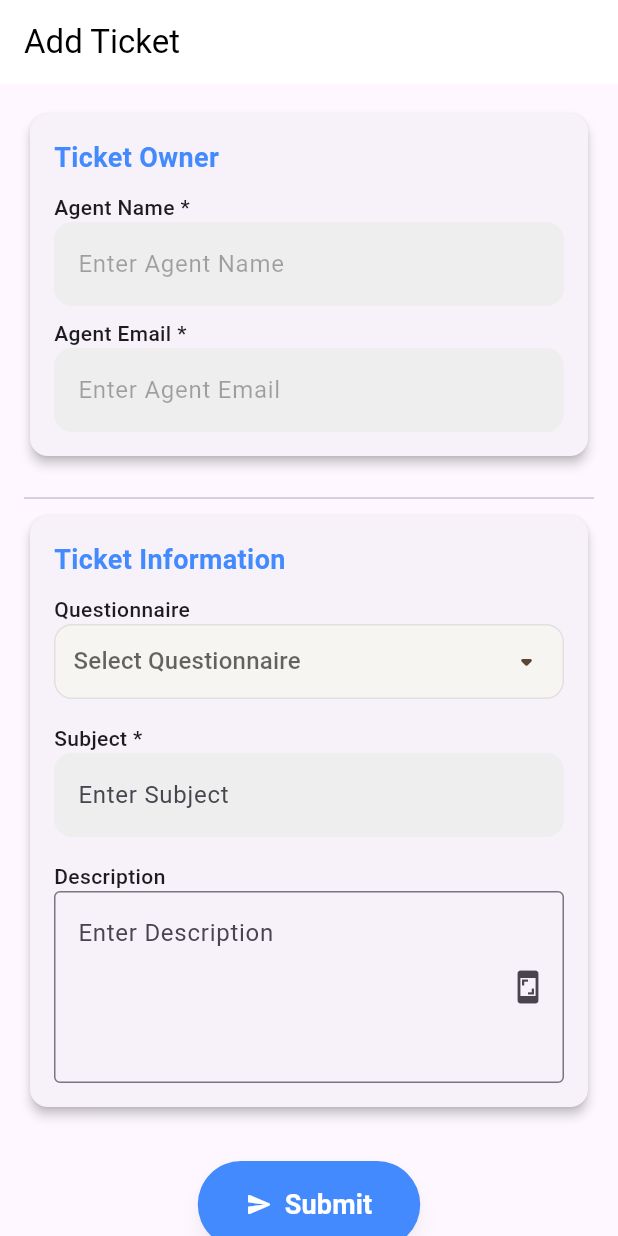
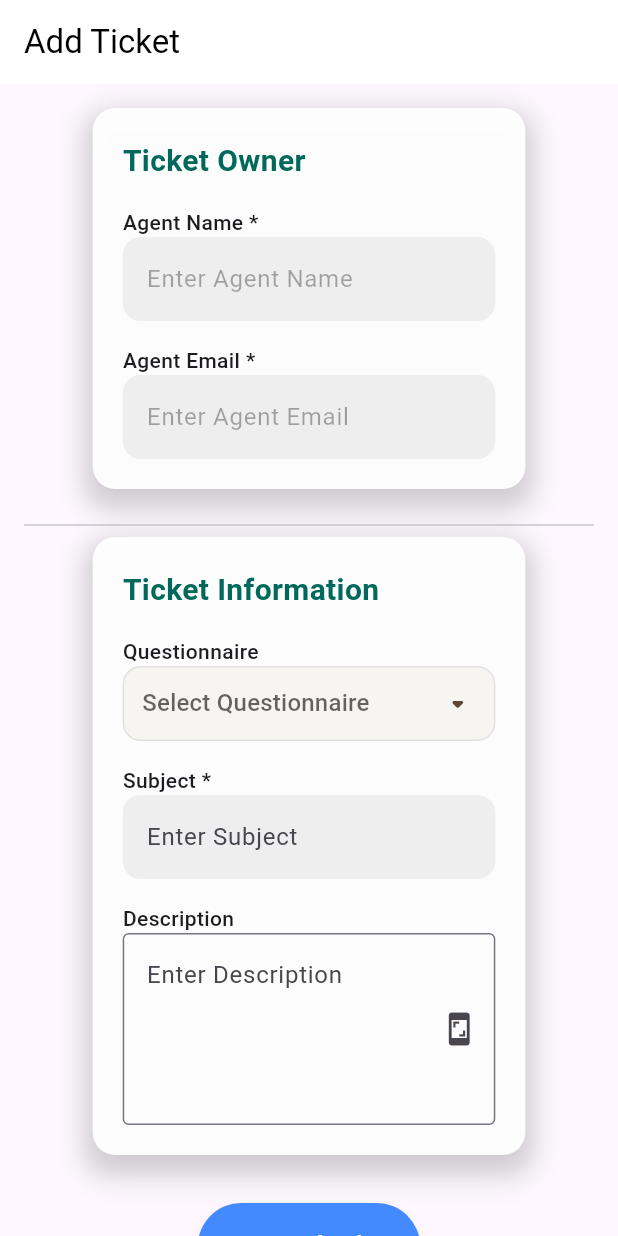
Before and after one commit to Ashi190/ticket_webapp, a Flutter app: the AddTicketScreen screen opened directly, on a phone screen of 412 x 824 dp. Run offline on Flutter 3.47's test engine with Material 3 defaults, Android fonts, the phone set to English and light mode, and no system bars; our stand-ins replace cloud_firestore, cloud_functions, emoji_picker_flutter, file_picker, firebase_auth, firebase_core and 6 more; missing offline and left inert: dart:html, mailer; accounts and stored records are empty.

Commit message:
add ticket ui

```diff
--- a/lib/AddTicketScreen.dart
+++ b/lib/AddTicketScreen.dart
@@ -725,12 +725,50 @@ class _AddTicketScreenState extends State<AddTicketScreen> {
       content: Column(
         children: [
           _buildTextField('Agent Name *', _agentNameController, 'Enter Agent Name', enabled: false),
-          SizedBox(height: 8),
+          SizedBox(height: 16),
           _buildTextField('Agent Email *', _agentEmailController, 'Enter Agent Email', enabled: false),
         ],
       ),
     );
   }
+
+  Widget _buildCard({required String title, required Widget content}) {
+    return Container(
+      width: MediaQuery.of(context).size.width * 0.70, // Set width to 70% of the screen
+      padding: EdgeInsets.all(20),
+      decoration: BoxDecoration(
+        color: Colors.white.withOpacity(0.95), // Slightly increase opacity for better visibility
+        borderRadius: BorderRadius.circular(15), // Rounded corners
+        boxShadow: [
+          BoxShadow(
+            color: Colors.grey.withOpacity(0.5), // Stronger shadow
+            spreadRadius: 5, // Increase spread radius for the shadow effect
+            blurRadius: 15, // More blur for softer shadow
+            offset: Offset(0, 8), // Vertical offset for more depth
+          ),
+        ],
+      ),
+      child: Column(
+        crossAxisAlignment: CrossAxisAlignment.start,
+        children: [
+          Padding(
+            padding: EdgeInsets.only(bottom: 16), // Padding under the title for clean separation
+            child: Text(
+              title,
+              style: TextStyle(
+                fontSize: 20, // Slightly larger font for the title
+                fontWeight: FontWeight.bold,
+                color: Colors.teal.shade800,
+                height: 1.5, // Increased line height for better readability
+              ),
+            ),
+          ),
+          content,
+        ],
+      ),
+    );
+  }
+
 
   Widget _buildTicketInfoSection() {
     return _buildCard(
@@ -752,28 +790,6 @@ class _AddTicketScreenState extends State<AddTicketScreen> {
   }
 
 
-  Widget _buildCard({required String title, required Widget content}) {
-    return Card(
-      elevation: 3,
-      shape: RoundedRectangleBorder(
-        borderRadius: BorderRadius.circular(12),
-      ),
-      child: Padding(
-        padding: const EdgeInsets.all(16.0),
-        child: Column(
-          crossAxisAlignment: CrossAxisAlignment.start,
-          children: [
-            Text(
-              title,
-              style: TextStyle(fontSize: 18, fontWeight: FontWeight.bold, color: Colors.blueAccent),
-            ),
-            SizedBox(height: 10),
-            content,
-          ],
-        ),
-      ),
-    );
-  }
 
   Future<void> _addImageUrlToDescription() async {
     if (_descriptionController.text.isNotEmpty) {
@@ -909,6 +925,7 @@ class _AddTicketScreenState extends State<AddTicketScreen> {
     );
   }
 
+
   Widget _buildDescriptionField() {
     return Column(
       crossAxisAlignment: CrossAxisAlignment.start,
--- a/lib/DashboardScreen.dart
+++ b/lib/DashboardScreen.dart
@@ -170,6 +170,7 @@ class _DashboardScreenState extends State<DashboardScreen> {
               style: TextStyle(fontSize: 22, fontWeight: FontWeight.bold),
             ),
             SizedBox(height: 16),
+
             StreamBuilder<QuerySnapshot>(
               stream: FirebaseFirestore.instance.collection('tickets').snapshots(),
               builder: (context, snapshot) {
```
Also changed, not shown: lib/HomeScreen.dart (+35 -6 lines), lib/TicketDetailScreen.dart (+26 -5 lines).
